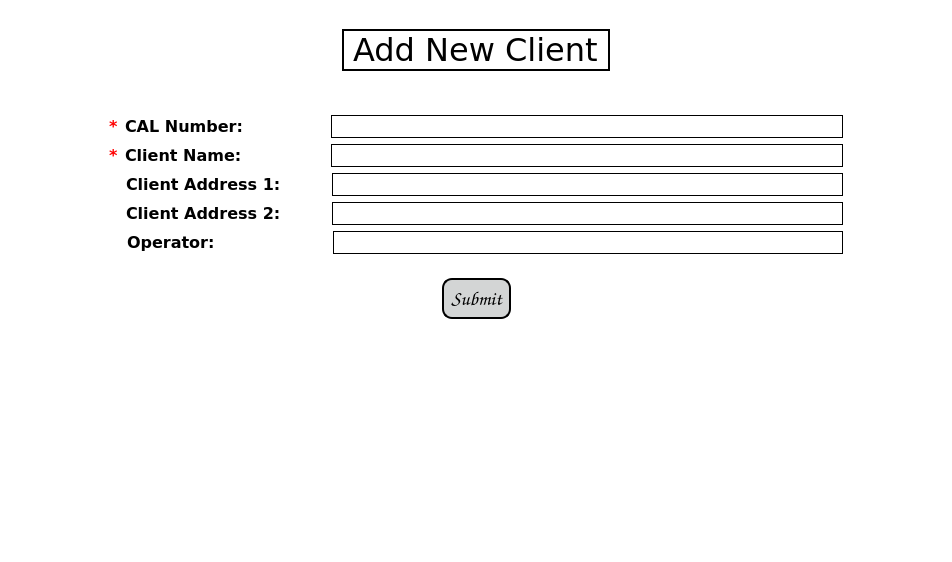
JasonLaux/DC-Boxjelly, file app/gui/resources/add_client_page.ui: the form before one commit.
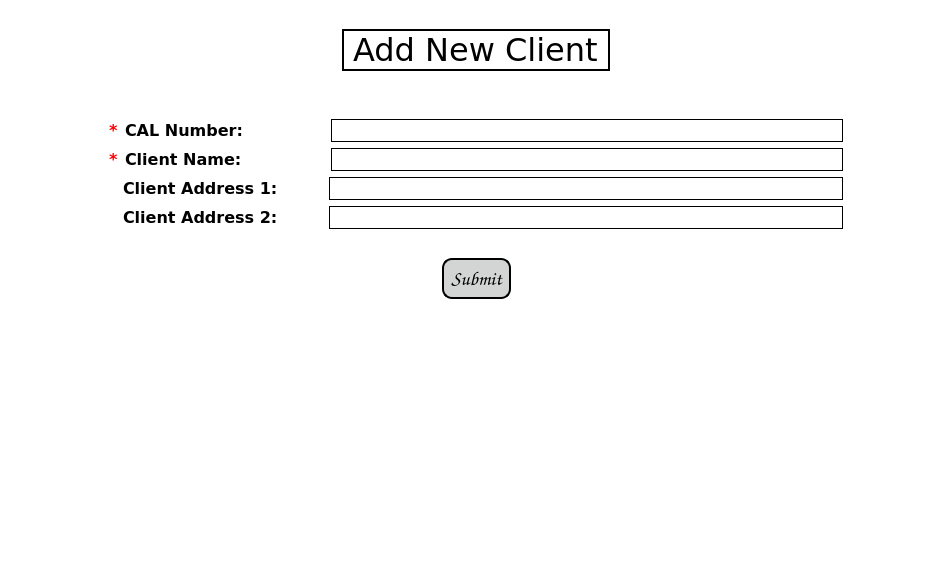
The form after the commit.

Commit message: Delete Job operator

What changed in the file:
```diff
--- a/app/gui/resources/add_client_page.ui
+++ b/app/gui/resources/add_client_page.ui
@@ -285,7 +285,7 @@
                </font>
               </property>
               <property name="text">
-               <string>  </string>
+               <string/>
               </property>
              </widget>
             </item>
@@ -356,7 +356,7 @@
                </font>
               </property>
               <property name="text">
-               <string>  </string>
+               <string/>
               </property>
              </widget>
             </item>
@@ -419,80 +419,7 @@
          </layout>
         </item>
         <item>
-         <layout class="QHBoxLayout" name="horizontalLayout_9">
-          <item>
-           <widget class="QLabel" name="label_8">
-            <property name="font">
-             <font>
-              <family>Verdana</family>
-              <pointsize>12</pointsize>
-              <weight>75</weight>
-              <bold>true</bold>
-             </font>
-            </property>
-            <property name="styleSheet">
-             <string notr="true">color: rgb(255, 0, 0);</string>
-            </property>
-            <property name="text">
-             <string>  </string>
-            </property>
-           </widget>
-          </item>
-          <item>
-           <widget class="QLabel" name="operatorLabel">
-            <property name="sizePolicy">
-             <sizepolicy hsizetype="Expanding" vsizetype="Expanding">
-              <horstretch>0</horstretch>
-              <verstretch>0</verstretch>
-             </sizepolicy>
-            </property>
-            <property name="maximumSize">
-             <size>
-              <width>200</width>
-              <height>16777215</height>
-             </size>
-            </property>
-            <property name="font">
-             <font>
-              <family>Verdana</family>
-              <pointsize>12</pointsize>
-              <weight>75</weight>
-              <bold>true</bold>
-             </font>
-            </property>
-            <property name="text">
-             <string>Operator:</string>
-            </property>
-           </widget>
-          </item>
-          <item>
-           <widget class="QLineEdit" name="operatorLine">
-            <property name="sizePolicy">
-             <sizepolicy hsizetype="Expanding" vsizetype="Fixed">
-              <horstretch>0</horstretch>
-              <verstretch>0</verstretch>
-             </sizepolicy>
-            </property>
-            <property name="maximumSize">
-             <size>
-              <width>16777215</width>
-              <height>16777215</height>
-             </size>
-            </property>
-            <property name="font">
-             <font>
-              <family>Verdana</family>
-              <pointsize>12</pointsize>
-             </font>
-            </property>
-            <property name="styleSheet">
-             <string notr="true">background-color: rgb(255, 255, 255);
-border: 1px solid black;
-</string>
-            </property>
-           </widget>
-          </item>
-         </layout>
+         <layout class="QHBoxLayout" name="horizontalLayout_9"/>
         </item>
         <item>
          <spacer name="verticalSpacer_3">
```
The commit also changes 1 other file.
